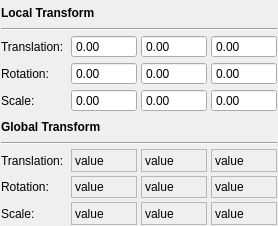
This is SIMPLVtkLib/QtWidgets/UI_Files/VSTransformWidget.ui in tplatt77/SIMPLVtkLib as Qt 5 draws it before an edit. The edited form follows.
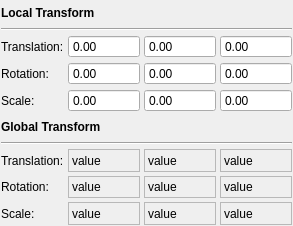
This is the edited form.

```diff
--- a/SIMPLVtkLib/QtWidgets/UI_Files/VSTransformWidget.ui
+++ b/SIMPLVtkLib/QtWidgets/UI_Files/VSTransformWidget.ui
@@ -56,10 +56,10 @@
       <enum>QAbstractSpinBox::NoButtons</enum>
      </property>
      <property name="minimum">
-      <double>-9999.989999999999782</double>
+      <double>-9999999.990000000223517</double>
      </property>
      <property name="maximum">
-      <double>9999.989999999999782</double>
+      <double>9999999.990000000223517</double>
      </property>
     </widget>
    </item>
@@ -69,10 +69,10 @@
       <enum>QAbstractSpinBox::NoButtons</enum>
      </property>
      <property name="minimum">
-      <double>-9999.989999999999782</double>
+      <double>-9999999.990000000223517</double>
      </property>
      <property name="maximum">
-      <double>9999.989999999999782</double>
+      <double>9999999.990000000223517</double>
      </property>
     </widget>
    </item>
@@ -249,10 +249,10 @@
       <enum>QAbstractSpinBox::NoButtons</enum>
      </property>
      <property name="minimum">
-      <double>-9999.989999999999782</double>
+      <double>-9999999.990000000223517</double>
      </property>
      <property name="maximum">
-      <double>9999.989999999999782</double>
+      <double>9999999.990000000223517</double>
      </property>
     </widget>
    </item>
```
